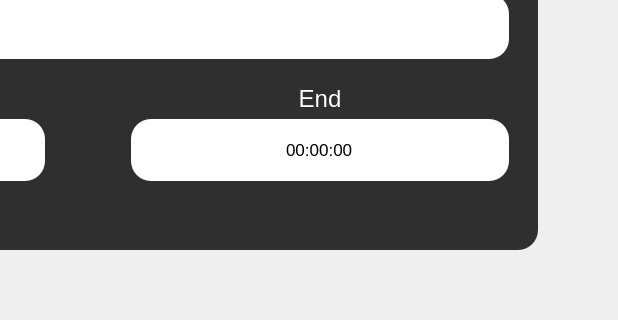
Above: src/CatatanHandler/CatatanHarian/Boundary/FormHarian.ui from febryanarota/Memoirs before the change; both pictures show x 546 to 1164 and y 253 to 573 of the 1164 by 814 pixel window. Below: the same form after it.
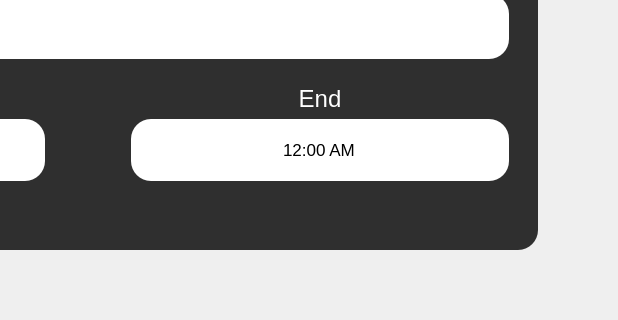
That is the form after the change. Icons and pictures are not drawn.

Commit message: fix bug input jam berakhir on form harian

Patch:
```diff
--- a/src/CatatanHandler/CatatanHarian/Boundary/FormHarian.ui
+++ b/src/CatatanHandler/CatatanHarian/Boundary/FormHarian.ui
@@ -285,8 +285,8 @@
                    <property name="buttonSymbols">
                     <enum>QAbstractSpinBox::NoButtons</enum>
                    </property>
-                   <property name="calendarPopup">
-                    <bool>false</bool>
+                   <property name="displayFormat">
+                    <string>h:mm AP</string>
                    </property>
                   </widget>
                  </item>
```
The commit also changes 2 other files.
